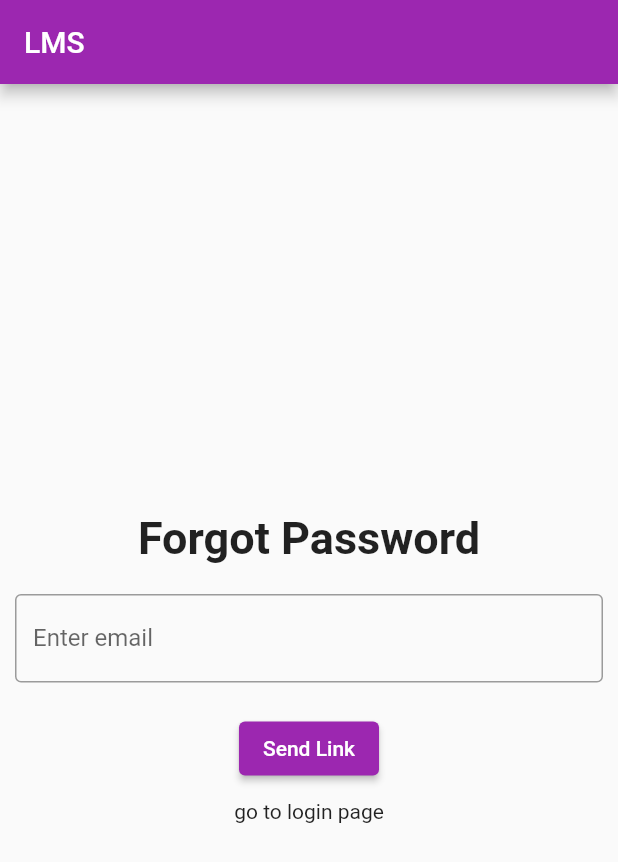
After one commit to sid8573/lms, a Flutter app: the ForgotScreen screen opened directly, on a phone screen of 412 x 824 dp. The commit adds this screen. Shown: the top 862 px of the screen. Run offline on Flutter 3.47's test engine with Material 2 defaults, Android fonts, the phone set to English and light mode, and no system bars; our stand-ins replace firebase_auth, firebase_core, fluttertoast; accounts and stored records are empty.

Commit message:
new pages added

```diff
--- /dev/null
+++ b/lib/auth.dart
@@ -0,0 +1,20 @@
+// @dart=2.9
+import 'package:firebase_auth/firebase_auth.dart';
+
+
+class MyUser {
+  String uid;
+  MyUser({this.uid});
+}
+
+class Auth {
+  final FirebaseAuth _auth = FirebaseAuth.instance;
+
+  MyUser _userFromFirebase(User user) {
+    return user != null ? MyUser(uid: user.uid) : null;
+  }
+
+  Stream<MyUser> get user {
+    return _auth.authStateChanges().map((User user)=>_userFromFirebase(user));
+     }
+}
--- /dev/null
+++ b/lib/forgot.dart
@@ -0,0 +1,93 @@
+import 'package:flutter/material.dart';
+import 'package:lms/login.dart';
+// ignore: import_of_legacy_library_into_null_safe
+import 'package:firebase_auth/firebase_auth.dart';
+import 'package:fluttertoast/fluttertoast.dart';
+
+class ForgotScreen extends StatefulWidget {
+  const ForgotScreen({Key? key}) : super(key: key);
+
+  @override
+  _ForgotScreenState createState() => _ForgotScreenState();
+}
+
+class _ForgotScreenState extends State<ForgotScreen> {
+  final mycontroller1 = TextEditingController();
+
+  @override
+  Widget build(BuildContext context) {
+    return Scaffold(
+      appBar: AppBar(
+        title: Text("LMS"),
+      ),
+      body: Center(
+        child: Column(
+          mainAxisAlignment: MainAxisAlignment.center,
+          children: [
+            Padding(
+              padding: EdgeInsets.all(10.0),
+              child: Text(
+                "Forgot Password",
+                style: TextStyle(fontSize: 30.0, fontWeight: FontWeight.bold),
+              ),
+            ),
+            Padding(
+              padding: EdgeInsets.all(10.0),
+              child: TextField(
+                controller: mycontroller1,
+                decoration: InputDecoration(
+                  border: OutlineInputBorder(),
+                  labelText: "Enter email",
+                ),
+              ),
+            ),
+            Padding(
+              padding: EdgeInsets.all(10.0),
+              child: ElevatedButton(
+                onPressed: () async {
+                  try {
+                    await FirebaseAuth.instance.sendPasswordResetEmail(
+                        email: mycontroller1.text.trim());
+
+                    mycontroller1.text = "";
+
+                    Fluttertoast.showToast(
+                        msg:
+                            "We have sent an password reset link on your email",
+                        toastLength: Toast.LENGTH_LONG,
+                        gravity: ToastGravity.TOP,
+                        timeInSecForIosWeb: 1,
+                        backgroundColor: Colors.green,
+                        textColor: Colors.white,
+                        fontSize: 16.0);
+                  } catch (e) {
+                    print(e);
+                    Fluttertoast.showToast(
+                        msg: "link does not sent",
+                        toastLength: Toast.LENGTH_LONG,
+                        gravity: ToastGravity.TOP,
+                        timeInSecForIosWeb: 1,
+                        backgroundColor: Colors.redAccent,
+                        textColor: Colors.white,
+                        fontSize: 16.0);
+                  }
+                },
+                child: Text("Send Link"),
+              ),
+            ),
+            InkWell(
+              onTap: () {
+                Navigator.pushAndRemoveUntil(
+                  context,
+                  MaterialPageRoute(builder: (context) => LoginScreen()),
+                  (Route<dynamic> route) => false,
+                );
+              },
+              child: Text("go to login page"),
+            )
+          ],
+        ),
+      ),
+    );
+  }
+}
--- a/pubspec.yaml
+++ b/pubspec.yaml
@@ -29,9 +29,14 @@ dependencies:
   # The following adds the Cupertino Icons font to your application.
   # Use with the CupertinoIcons class for iOS style icons.
   cupertino_icons: ^1.0.2
+  provider: ^5.0.0
   firebase_auth: "^0.20.1"
   cloud_firestore: "^0.16.0+1"
   fluttertoast: ^8.0.7
+  # launch email
+  url_launcher: ^6.0.5
+
+
 
 dev_dependencies:
   flutter_test:
```
Also changed, not shown: lib/home.dart (+29 -1 lines), lib/loader.dart (added, +17 -0 lines), lib/login.dart (+52 -5 lines), lib/main.dart (+31 -6 lines), lib/signup.dart (+36 -3 lines), pubspec.lock, 1 other file.
